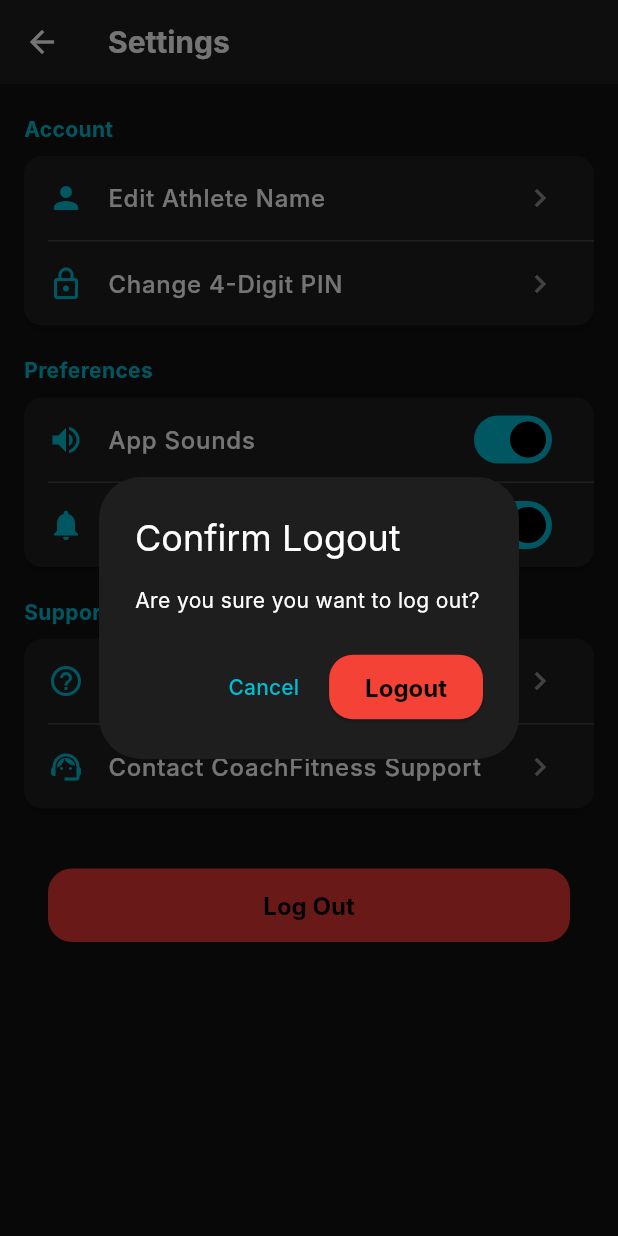
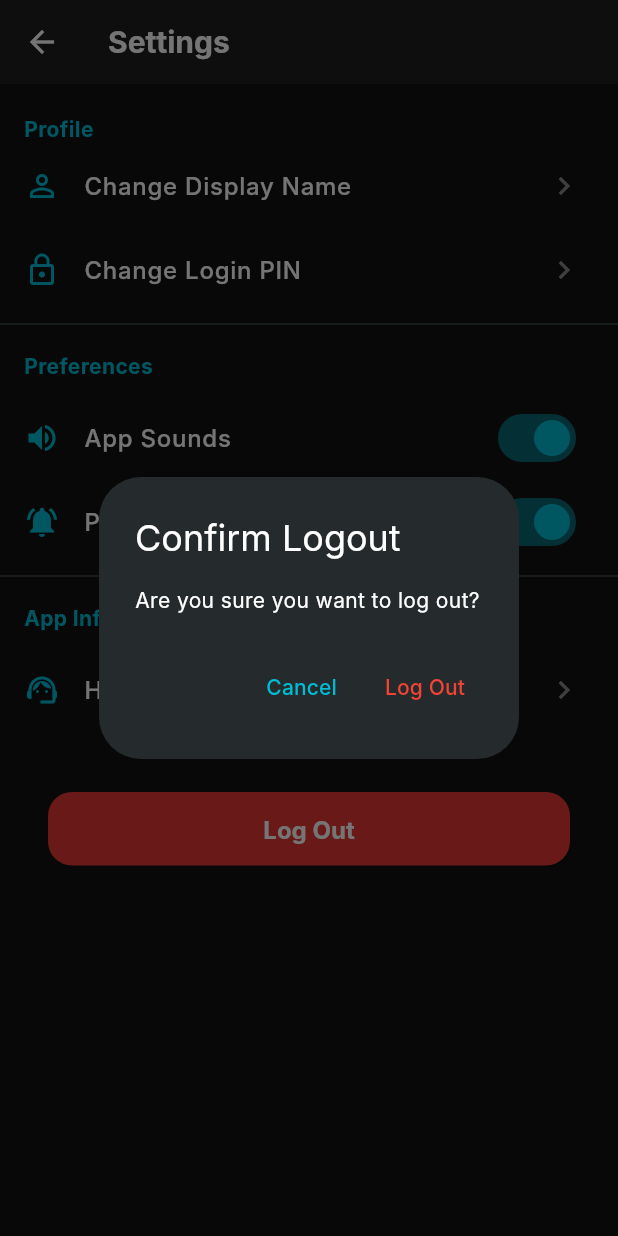
Before and after one commit to SkepticalZeke/FlutterProjectCoachingApp, a Flutter app: the SettingsView screen opened directly with empty values, after a tap on "Log Out", on a phone screen of 412 x 824 dp. Run offline on Flutter 3.47's test engine with Material 3 defaults, Android fonts, the phone set to English and light mode, and no system bars; our stand-ins replace cloud_firestore, firebase_auth, firebase_core, firebase_storage, image_picker, table_calendar and 1 more; accounts and stored records are empty; Roboto replaces fonts that are missing (Inter).

Commit message:
ChangeName And Pin update

```diff
--- a/lib/src/features/2_athlete_flow/view/settings_view.dart
+++ b/lib/src/features/2_athlete_flow/view/settings_view.dart
@@ -2,13 +2,7 @@ import 'package:flutter/material.dart';
 // Import the new ViewModel
 import '../viewmodel/settings_viewmodel.dart';
 // Note: No Firebase imports here!
-
-/*
-  VIEW (V)
-  This is the UI. It is "dumb" and only talks to the ViewModel.
-*/
 class SettingsView extends StatefulWidget {
-  // 1. CONSTRUCTOR UPDATED
   final Map<String, dynamic> athleteData;
   const SettingsView({super.key, required this.athleteData});
 
@@ -17,42 +11,55 @@ class SettingsView extends StatefulWidget {
 }
 
 class _SettingsViewState extends State<SettingsView> {
-  // 2. The View owns its ViewModel
   final _viewModel = SettingsViewModel();
 
-  // 3. "handle" function now calls the ViewModel
-  void _showLogoutConfirmDialog(BuildContext context) {
-    final theme = Theme.of(context);
+  // Local state for UI preferences (Restore these)
+  bool _appSounds = true;
+  bool _pushNotifications = true;
+
+  // Helper to get the ID safely
+  String get athleteId => widget.athleteData['id'];
+
+  // --- UI: Show Dialog to Change Name ---
+  void _showChangeNameDialog() {
+    final TextEditingController nameController = TextEditingController();
+    nameController.text = widget.athleteData['name'] ?? '';
 
     showDialog(
       context: context,
-      builder: (BuildContext ctx) {
+      builder: (context) {
         return AlertDialog(
-          backgroundColor: theme.colorScheme.surface,
-          title: Text('Confirm Logout',
-              style: TextStyle(color: theme.colorScheme.onSurface)),
-          content: Text('Are you sure you want to log out?',
-              style: TextStyle(color: theme.colorScheme.onSurface)),
+          title: const Text('Change Display Name'),
+          content: TextField(
+            controller: nameController,
+            decoration: const InputDecoration(
+              hintText: "Enter new name",
+              labelText: "Name",
+            ),
+            textCapitalization: TextCapitalization.words,
+          ),
           actions: [
             TextButton(
+              onPressed: () => Navigator.pop(context),
               child: const Text('Cancel'),
-              onPressed: () {
-                Navigator.of(ctx).pop(); // Close the dialog
-              },
             ),
             ElevatedButton(
-              style: ElevatedButton.styleFrom(backgroundColor: Colors.red),
               onPressed: () async {
-                // 4. CALL THE VIEWMODEL TO LOG OUT
-                await _viewModel.logout();
-
-                if (context.mounted) {
-                  Navigator.of(ctx).pop(); // Close the dialog
-                  Navigator.of(context)
-                      .pushNamedAndRemoveUntil('/login', (route) => false);
+                final success = await _viewModel.updateName(athleteId, nameController.text);
+                if (mounted) {
+                  Navigator.pop(context);
+                  if (success) {
+                    ScaffoldMessenger.of(context).showSnackBar(
+                      const SnackBar(content: Text('Name updated successfully!')),
+                    );
+                  } else {
+                    ScaffoldMessenger.of(context).showSnackBar(
+                      SnackBar(content: Text(_viewModel.errorMessage ?? 'Error')),
+                    );
+                  }
                 }
               },
-              child: const Text('Logout'),
+              child: const Text('Save'),
             ),
           ],
         );
@@ -60,7 +67,87 @@ class _SettingsViewState extends State<SettingsView> {
     );
   }
 
-  // 5. Build method is "dumb"
+  // --- UI: Show Dialog to Change PIN ---
+  void _showChangePinDialog() {
+    final TextEditingController pinController = TextEditingController();
+
+    showDialog(
+      context: context,
+      builder: (context) {
+        return AlertDialog(
+          title: const Text('Change Login PIN'),
+          content: Column(
+            mainAxisSize: MainAxisSize.min,
+            children: [
+              const Text("Enter a new 4-digit PIN for logging in."),
+              const SizedBox(height: 10),
+              TextField(
+                controller: pinController,
+                keyboardType: TextInputType.number,
+                maxLength: 4,
+                decoration: const InputDecoration(
+                  hintText: "0000",
+                  labelText: "New PIN",
+                  border: OutlineInputBorder(),
+                ),
+              ),
+            ],
+          ),
+          actions: [
+            TextButton(
+              onPressed: () => Navigator.pop(context),
+              child: const Text('Cancel'),
+            ),
+            ElevatedButton(
+              onPressed: () async {
+                final success = await _viewModel.updatePin(athleteId, pinController.text);
+                if (mounted) {
+                  Navigator.pop(context);
+                  if (success) {
+                    ScaffoldMessenger.of(context).showSnackBar(
+                      const SnackBar(content: Text('PIN updated successfully!')),
+                    );
+                  } else {
+                    ScaffoldMessenger.of(context).showSnackBar(
+                      SnackBar(content: Text(_viewModel.errorMessage ?? 'Error')),
+                    );
+                  }
+                }
+              },
+              child: const Text('Save'),
+            ),
+          ],
+        );
+      },
+    );
+  }
+
+  void _showLogoutConfirmDialog(BuildContext context) {
+    showDialog(
+      context: context,
+      builder: (BuildContext ctx) {
+        return AlertDialog(
+          title: const Text('Confirm Logout'),
+          content: const Text('Are you sure you want to log out?'),
+          actions: [
+            TextButton(
+              child: const Text('Cancel'),
+              onPressed: () => Navigator.of(ctx).pop(),
+            ),
+            TextButton(
+              child: const Text('Log Out', style: TextStyle(color: Colors.red)),
+              onPressed: () {
+                Navigator.of(ctx).pop();
+                _viewModel.logout();
+                Navigator.of(context).pushNamedAndRemoveUntil('/login', (route) => false);
+              },
+            ),
+          ],
+        );
+      },
+    );
+  }
+
   @override
   Widget build(BuildContext context) {
     final theme = Theme.of(context);
@@ -71,125 +158,109 @@ class _SettingsViewState extends State<SettingsView> {
       ),
       body: ListView(
         children: [
-          // --- Account Section ---
+          const SizedBox(height: 20),
           Padding(
-            padding: const EdgeInsets.fromLTRB(16.0, 20.0, 16.0, 8.0),
-            child: Text('Account',
+            padding: const EdgeInsets.symmetric(horizontal: 16.0),
+            child: Text(
+              'Profile',
               style: TextStyle(
-                    fontSize: 14,
+                color: theme.colorScheme.primary,
                 fontWeight: FontWeight.bold,
-                    color: theme.colorScheme.primary)),
               ),
-          Card(
-            margin: const EdgeInsets.symmetric(horizontal: 16.0),
-            child: Column(
-              children: [
-                _buildSettingsTile(
-                  context: context,
-                  title: 'Edit Athlete Name',
-                  icon: Icons.person,
-                  onTap: () {
-                    // Placeholder: Show dialog to edit name
-                  },
-                ),
-                const Divider(height: 1, indent: 16),
-                _buildSettingsTile(
-                  context: context,
-                  title: 'Change 4-Digit PIN',
-                  icon: Icons.lock_outline,
-                  onTap: () {
-                    // Placeholder: Show dialog to change PIN
-                  },
-                ),
-              ],
             ),
           ),
 
-          // --- Preferences Section ---
-          Padding(
-            padding: const EdgeInsets.fromLTRB(16.0, 20.0, 16.0, 8.0),
-            child: Text('Preferences',
-                style: TextStyle(
-                    fontSize: 14,
-                    fontWeight: FontWeight.bold,
-                    color: theme.colorScheme.primary)),
-          ),
-          Card(
-            margin: const EdgeInsets.symmetric(horizontal: 16.0),
-            child: Column(
-              children: [
+          // 1. Change Name
           _buildSettingsTile(
             context: context,
-                  title: 'App Sounds',
-                  icon: Icons.volume_up,
-                  trailing: Switch(
-                    value: true, // Mock value
-                    onChanged: (bool val) {
-                      // Placeholder: Update sound preference
-                    },
+            title: 'Change Display Name',
+            icon: Icons.person_outline,
+            onTap: _showChangeNameDialog,
           ),
-                ),
-                const Divider(height: 1, indent: 16),
+
+          // 2. Change PIN
           _buildSettingsTile(
             context: context,
-                  title: 'Push Notifications',
-                  icon: Icons.notifications,
-                  trailing: Switch(
-                    value: true, // Mock value
-                    onChanged: (bool val) {
-                      // Placeholder: Update notification preference
-                    },
+            title: 'Change Login PIN',
+            icon: Icons.lock_outline,
+            onTap: _showChangePinDialog,
           ),
+
+          const Divider(),
+
+          // --- RESTORED: App Preferences Section ---
+          Padding(
+            padding: const EdgeInsets.symmetric(horizontal: 16.0, vertical: 10),
+            child: Text(
+              'Preferences',
+              style: TextStyle(
+                color: theme.colorScheme.primary,
+                fontWeight: FontWeight.bold,
               ),
-              ],
             ),
           ),
 
-          // --- Support Section ---
+          // 3. App Sounds Toggle
+          SwitchListTile(
+            secondary: Icon(Icons.volume_up, color: theme.colorScheme.primary),
+            title: const Text('App Sounds', style: TextStyle(fontWeight: FontWeight.w500)),
+            value: _appSounds,
+            activeColor: theme.colorScheme.primary,
+            onChanged: (bool value) {
+              setState(() {
+                _appSounds = value;
+              });
+              // TODO: Save preference to SharedPreferences or Database
+            },
+          ),
+
+          // 4. Push Notifications Toggle
+          SwitchListTile(
+            secondary: Icon(Icons.notifications_active, color: theme.colorScheme.primary),
+            title: const Text('Push Notifications', style: TextStyle(fontWeight: FontWeight.w500)),
+            value: _pushNotifications,
+            activeColor: theme.colorScheme.primary,
+            onChanged: (bool value) {
+              setState(() {
+                _pushNotifications = value;
+              });
+              // TODO: Save preference to SharedPreferences or Database
+            },
+          ),
+
+          const Divider(),
+
           Padding(
-            padding: const EdgeInsets.fromLTRB(16.0, 20.0, 16.0, 8.0),
-            child: Text('Support',
+            padding: const EdgeInsets.symmetric(horizontal: 16.0, vertical: 10),
+            child: Text(
+              'App Info',
               style: TextStyle(
-                    fontSize: 14,
+                color: theme.colorScheme.primary,
                 fontWeight: FontWeight.bold,
-                    color: theme.colorScheme.primary)),
               ),
-          Card(
-            margin: const EdgeInsets.symmetric(horizontal: 16.0),
-            child: Column(
-              children: [
+            ),
+          ),
            _buildSettingsTile(
             context: context,
-                  title: 'Help Center',
-                  icon: Icons.help_outline,
-                  onTap: () {},
-                ),
-                const Divider(height: 1, indent: 16),
-                _buildSettingsTile(
-                  context: context,
-                  title: 'Contact CoachFitness Support',
+            title: 'Help & Support',
             icon: Icons.support_agent,
             onTap: () {},
           ),
-              ],
-            ),
-          ),
 
-          // --- Logout Button ---
           const SizedBox(height: 40),
+
+          // Logout Button
           Padding(
             padding: const EdgeInsets.symmetric(horizontal: 32.0),
             child: ElevatedButton(
-              onPressed: () {
-                _showLogoutConfirmDialog(context);
-              },
+              onPressed: () => _showLogoutConfirmDialog(context),
               style: ElevatedButton.styleFrom(
                 backgroundColor: Colors.red[600],
                 padding: const EdgeInsets.symmetric(vertical: 15),
               ),
               child: const Text(
                 'Log Out',
-                style: TextStyle(fontSize: 16, fontWeight: FontWeight.bold),
+                style: TextStyle(fontSize: 16, fontWeight: FontWeight.bold, color: Colors.white),
               ),
             ),
           ),
@@ -198,21 +269,18 @@ class _SettingsViewState extends State<SettingsView> {
     );
   }
 
-  // Helper widget is just UI, so it stays in the View
   Widget _buildSettingsTile({
     required BuildContext context,
     required String title,
     required IconData icon,
     VoidCallback? onTap,
-    Widget? trailing,
   }) {
     final theme = Theme.of(context);
     return ListTile(
       leading: Icon(icon, color: theme.colorScheme.primary),
       title: Text(title,
           style: const TextStyle(fontSize: 16, fontWeight: FontWeight.w500)),
-      trailing: trailing ??
-          Icon(Icons.chevron_right,
+      trailing: Icon(Icons.chevron_right,
           color: theme.colorScheme.onSurface.withValues(alpha: 0.5)),
       onTap: onTap,
     );
```
Also changed, not shown: lib/src/core/services/database_repository.dart (+22 -0 lines), lib/src/features/2_athlete_flow/viewmodel/settings_viewmodel.dart (+56 -9 lines). Lines whose indentation alone changed are shown as unchanged.
